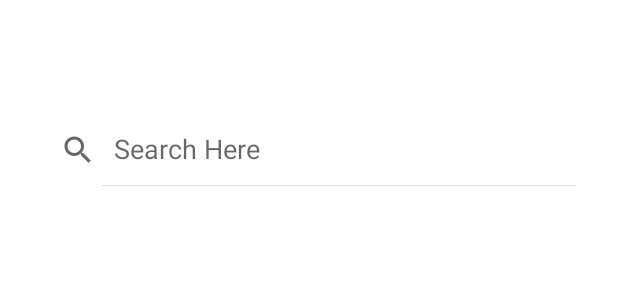
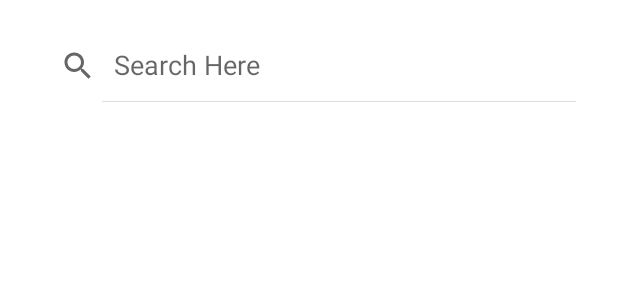
Before and after one commit to bhatt-nisarg/Project1, an Android app: the layout fragment_second.xml on its own in the app's theme, with its tools: preview values and no code run, on a phone screen of 412 x 824 dp. Shown: the top 300 px of the screen. Run offline under Robolectric (Android 15) with nearby library versions, the phone set to English and light mode, and no system bars.

Commit message:
Fourth Release Change Duplication error

```diff
--- a/app/src/main/res/layout/fragment_first.xml
+++ b/app/src/main/res/layout/fragment_first.xml
@@ -7,7 +7,6 @@
     tools:context=".FirstFragment"
     >
     <SearchView
-
         android:layout_width="match_parent"
         android:layout_height="wrap_content"
         android:id="@+id/Firstsearch"
@@ -20,7 +19,7 @@
         android:layout_below="@id/Firstsearch"
         android:layout_marginTop="5dp"
         android:layout_width="match_parent"
-        android:layout_height="wrap_content"
+        android:layout_height="570dp"
         android:id="@+id/recyclerview"/>
 
 </RelativeLayout>
--- a/app/src/main/res/layout/fragment_second.xml
+++ b/app/src/main/res/layout/fragment_second.xml
@@ -5,9 +5,8 @@
     android:layout_height="match_parent"
     tools:context=".SecondFragment"
     android:background="@color/white"
-    android:layout_marginTop="?actionBarSize">
+    >
     <SearchView
-
         android:layout_width="match_parent"
         android:layout_height="wrap_content"
         android:id="@+id/secondsearch"
@@ -19,7 +18,7 @@
     <androidx.recyclerview.widget.RecyclerView
         android:layout_below="@+id/secondsearch"
         android:layout_width="match_parent"
-        android:layout_height="wrap_content"
+        android:layout_height="570dp"
         android:id="@+id/frag_secrecyclerview"
         />
 
--- a/app/src/main/res/layout/fragment_third.xml
+++ b/app/src/main/res/layout/fragment_third.xml
@@ -4,7 +4,6 @@
     android:layout_width="match_parent"
     android:layout_height="match_parent"
     tools:context=".ThirdFragment"
-    android:layout_marginTop="?actionBarSize"
     >
     <SearchView
 
@@ -19,7 +18,7 @@
     <androidx.recyclerview.widget.RecyclerView
         android:layout_below="@id/Thirdsearch"
         android:layout_width="match_parent"
-        android:layout_height="wrap_content"
+        android:layout_height="570dp"
         android:id="@+id/frag_thirdrecyclerview"/>
 
 </RelativeLayout>
```
